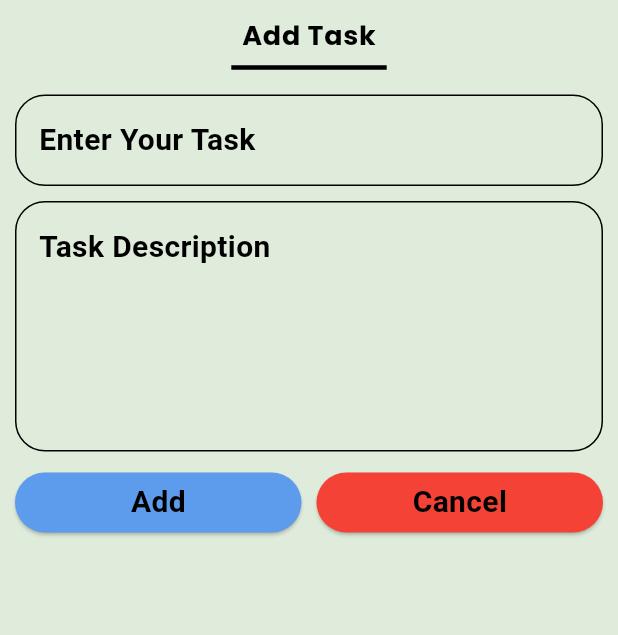
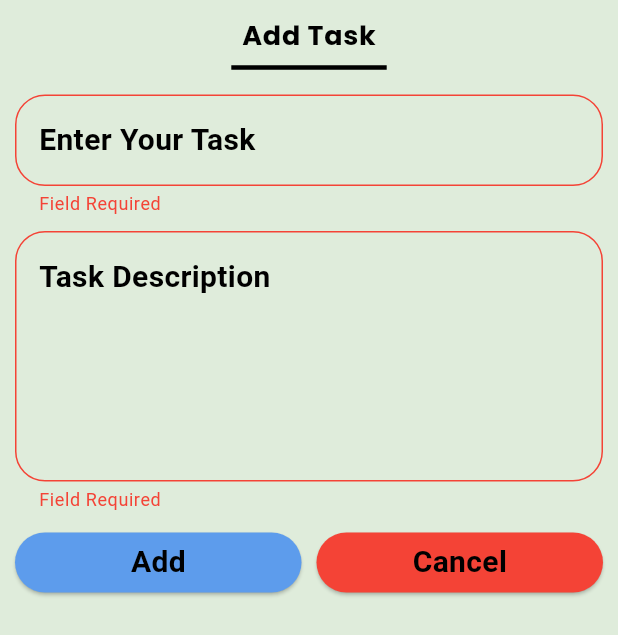
Before and after one commit to heshamgasser/new_todo_app, a Flutter app: the AddNotes widget shown alone on an empty page, opened directly, after a tap on "Add", on a phone screen of 412 x 824 dp. Shown: the top 635 px of the screen. Run offline on Flutter 3.47's test engine with Material 2 defaults, Android fonts, the phone set to English and light mode, and no system bars; our stand-ins replace google_fonts, shared_preferences; accounts and stored records are empty; generated files the repository leaves out were written again.

Commit message:
add task validator

```diff
--- a/lib/screens/widget/add_task/add_note_modalSheet.dart
+++ b/lib/screens/widget/add_task/add_note_modalSheet.dart
@@ -38,12 +38,24 @@ class AddNotes extends StatelessWidget {
             Row(
               children: [
                 Expanded(
-                  child: CustomElevatedButton(backgroundColor: Theme.of(context).primaryColor, buttonText: 'Add')
+                    child: CustomElevatedButton(
+                  backgroundColor: Theme.of(context).primaryColor,
+                  buttonText: 'Add',
+                  onTapped: () {
+                    if (formKey.currentState!.validate()) {}
+                  },
+                )),
+                SizedBox(
+                  width: 10,
                 ),
-                SizedBox(width: 10,),
                 Expanded(
-                  child: CustomElevatedButton(backgroundColor: Theme.of(context).colorScheme.error, buttonText: 'Cancel')
-                ),
+                    child: CustomElevatedButton(
+                  backgroundColor: Theme.of(context).colorScheme.error,
+                  buttonText: 'Cancel',
+                  onTapped: () {
+                    Navigator.pop(context);
+                  },
+                )),
               ],
             ),
           ],
--- a/lib/screens/widget/add_task/custom_elevatedButton.dart
+++ b/lib/screens/widget/add_task/custom_elevatedButton.dart
@@ -3,9 +3,10 @@ import 'package:flutter/material.dart';
 class CustomElevatedButton extends StatelessWidget {
   Color backgroundColor;
   String buttonText;
+  Function onTapped;
 
 
-  CustomElevatedButton({required this.backgroundColor,required this.buttonText});
+  CustomElevatedButton({required this.backgroundColor,required this.buttonText, required this.onTapped});
 
   @override
   Widget build(BuildContext context) {
@@ -13,7 +14,9 @@ class CustomElevatedButton extends StatelessWidget {
       style: ElevatedButton.styleFrom(
         backgroundColor: backgroundColor
       ),
-      onPressed: () {},
+      onPressed: () {
+        onTapped();
+      },
       child:
       Text(
         buttonText,
```
